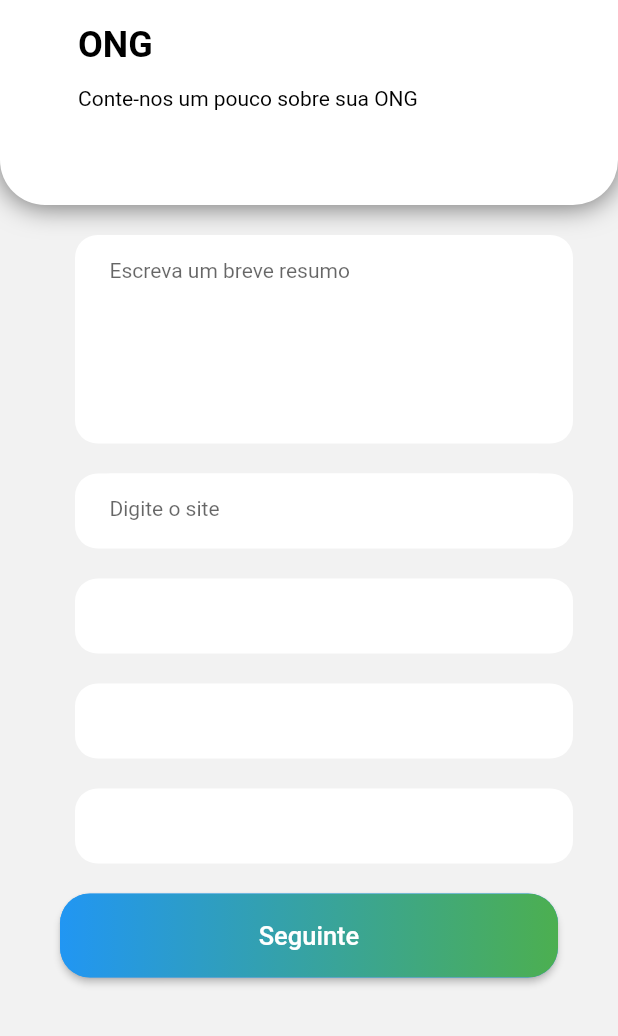
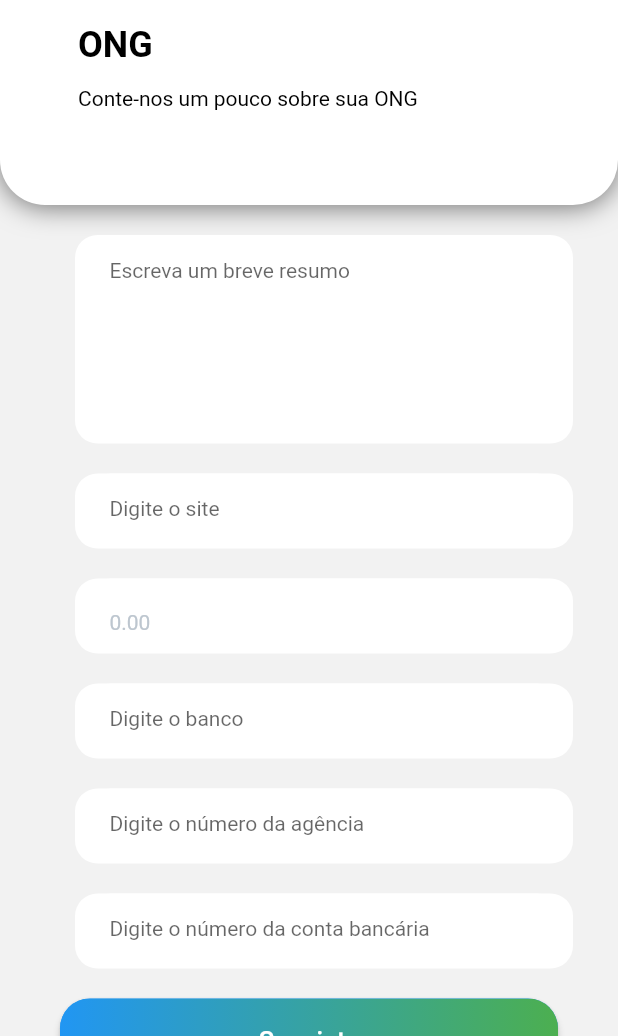
Before and after one commit to abas0/doe-facil, a Flutter app: the screen it shows after launch, on a phone screen of 412 x 824 dp, the part 200-1236 px from its top. Run offline on Flutter 3.47's test engine with Material 2 defaults, Android fonts, the phone set to English and light mode, and no system bars; our stand-ins replace flutter_masked_text, mask_text_input_formatter; missing offline and left inert: easy_mask.

Commit message:
Terceira tela de cadastro concluida

```diff
--- a/lib/main.dart
+++ b/lib/main.dart
@@ -2,7 +2,7 @@
 import 'package:doe_facil/constants/constants.dart';
 import 'package:doe_facil/screens/cadastro-ong/donor_cadastro-ong_screen.dart';
 import 'package:flutter/material.dart';
-
+import 'package:flutter_masked_text/flutter_masked_text.dart';
 void main() {
   runApp(DoeFacilApp());
 }
--- a/lib/screens/cadastro-ong/widget/cadastro-ong-tela02.dart
+++ b/lib/screens/cadastro-ong/widget/cadastro-ong-tela02.dart
@@ -125,7 +125,6 @@ class _CadastroOng02State extends State<CadastroOng02> {
               child: new TextField(
                 controller: null,
                 autofocus: false,
-
                 style:
                     new TextStyle(fontSize: 14.0, color: Color(0xFFbdc6cf)),
                 decoration: new InputDecoration(
--- a/lib/screens/cadastro-ong/widget/cadastro-ong-tela03.dart
+++ b/lib/screens/cadastro-ong/widget/cadastro-ong-tela03.dart
@@ -1,5 +1,8 @@
 import 'package:flutter/material.dart';
+import 'package:flutter_masked_text/flutter_masked_text.dart';
 import 'package:mask_text_input_formatter/mask_text_input_formatter.dart';
+import 'package:easy_mask/easy_mask.dart';
+
 
 class CadastroOng03 extends StatefulWidget {
   const CadastroOng03({ Key? key }) : super(key: key);
@@ -9,7 +12,9 @@ class CadastroOng03 extends StatefulWidget {
 }
 
 class _CadastroOng03State extends State<CadastroOng03> {
-  final maskFormatter = new MaskTextInputFormatter(mask: '+## (##) #####-####', filter: { "#": RegExp(r'^[a-zA-Z0-9_]') });
+ var controller = new MoneyMaskedTextController(decimalSeparator: '.', thousandSeparator: ',');
+ final agency = new MaskTextInputFormatter(mask: "####-##", filter: { "#": RegExp(r'[0-9]') });
+ final account = new MaskTextInputFormatter(mask: "['#####-#', '######-#', '#######-#', '########-#', '#########-#', '###########-#']", filter: { "#": RegExp(r'[0-9]') });
 
   @override
   Widget build(BuildContext context) {
@@ -26,9 +31,8 @@ class _CadastroOng03State extends State<CadastroOng03> {
                 borderRadius: new BorderRadius.all(new Radius.circular(15)
               ),
             ),
-            child: new Directionality(
-              textDirection: TextDirection.ltr,
-              child: new TextField(
+            child:(
+              TextField(
                 controller: null,
                 autofocus: false,
                 minLines: 1,
@@ -65,9 +69,9 @@ class _CadastroOng03State extends State<CadastroOng03> {
                 borderRadius: new BorderRadius.all(new Radius.circular(15)
               )
             ),
-            child: new Directionality(
-              textDirection: TextDirection.ltr,
-              child: new TextField(
+            child:(
+              //textDirection: TextDirection.ltr,
+              TextField(
                 controller: null,
                 autofocus: false,
                 onChanged: (value)
@@ -107,14 +111,29 @@ class _CadastroOng03State extends State<CadastroOng03> {
                 borderRadius: new BorderRadius.all(new Radius.circular(15)
               )
             ),
-            ),
-            Container(
-              margin: const EdgeInsets.only(left: 50.0, top: 20.0, right: 30.0),
-              height: 50.0,
-              width: 334,
-              decoration: new BoxDecoration(
-                color: Colors.white,
-                borderRadius: new BorderRadius.all(new Radius.circular(15)
+            child:(
+              TextField(
+                controller: controller,
+                keyboardType: TextInputType.number,
+                autofocus: false,
+                style:
+                  new TextStyle(fontSize: 14.0, color: Color(0xFFbdc6cf)),
+                decoration: new InputDecoration(
+                  filled: true,
+                  fillColor: Colors.white,
+                  hintText: 'Digite o valor do PIX',
+                  contentPadding: const EdgeInsets.only(
+                      left: 23.0, bottom: 5, top: 15.0),
+                  focusedBorder: OutlineInputBorder(
+                    borderSide: new BorderSide(color: Colors.white),
+                    borderRadius: new BorderRadius.circular(15),
+                  ),
+                  enabledBorder: UnderlineInputBorder(
+                    borderSide: new BorderSide(color: Colors.white),
+                    borderRadius: new BorderRadius.circular(25.7),
+                  ),
+                ),
+                 //inputFormatters: [controller],
               )
             ),
             ),
@@ -127,6 +146,111 @@ class _CadastroOng03State extends State<CadastroOng03> {
                 borderRadius: new BorderRadius.all(new Radius.circular(15)
               )
             ),
+            child: new Directionality(
+
+              textDirection: TextDirection.ltr,
+              child: new TextField(
+                controller: null,
+                autofocus: false,
+
+                style:
+                    new TextStyle(fontSize: 14.0, color: Color(0xFFbdc6cf)),
+                decoration: new InputDecoration(
+                  filled: true,
+                  fillColor: Colors.white,
+                  hintText: 'Digite o banco',
+                  contentPadding: const EdgeInsets.only(
+                      left: 23.0, bottom: 16.0, top: 15.0),
+                  focusedBorder: OutlineInputBorder(
+                    borderSide: new BorderSide(color: Colors.white),
+                    borderRadius: new BorderRadius.circular(15),
+                  ),
+                  enabledBorder: UnderlineInputBorder(
+                    borderSide: new BorderSide(color: Colors.white),
+                    borderRadius: new BorderRadius.circular(25.7),
+                  ),
+                ),
+              )
+            ),
+            ),
+            Container(
+              margin: const EdgeInsets.only(left: 50.0, top: 20.0, right: 30.0),
+              height: 50.0,
+              width: 334,
+              decoration: new BoxDecoration(
+                color: Colors.white,
+                borderRadius: new BorderRadius.all(new Radius.circular(15)
+              )
+            ),
+            child: new Directionality(
+
+              textDirection: TextDirection.ltr,
+              child: new TextField(
+                controller: null,
+                autofocus: false,
+                keyboardType: TextInputType.number,
+                style:
+                    new TextStyle(fontSize: 14.0, color: Color(0xFFbdc6cf)),
+                decoration: new InputDecoration(
+                  filled: true,
+                  fillColor: Colors.white,
+                  hintText: 'Digite o número da agência',
+                  contentPadding: const EdgeInsets.only(
+                      left: 23.0, bottom: 16.0, top: 15.0),
+                  focusedBorder: OutlineInputBorder(
+                    borderSide: new BorderSide(color: Colors.white),
+                    borderRadius: new BorderRadius.circular(15),
+                  ),
+                  enabledBorder: UnderlineInputBorder(
+                    borderSide: new BorderSide(color: Colors.white),
+                    borderRadius: new BorderRadius.circular(25.7),
+                  ),
+                ),
+                inputFormatters: [agency],
+              )
+            ),
+            ),
+            Container(
+              margin: const EdgeInsets.only(left: 50.0, top: 20.0, right: 30.0),
+              height: 50.0,
+              width: 334,
+              decoration: new BoxDecoration(
+                color: Colors.white,
+                borderRadius: new BorderRadius.all(new Radius.circular(15)
+              )
+            ),
+            child: new Directionality(
+
+              textDirection: TextDirection.ltr,
+              child: new TextField(
+                controller: null,
+                autofocus: false,
+                keyboardType: TextInputType.number,
+                style:
+                    new TextStyle(fontSize: 14.0, color: Color(0xFFbdc6cf)),
+                decoration: new InputDecoration(
+                  filled: true,
+                  fillColor: Colors.white,
+                  hintText: 'Digite o número da conta bancária',
+                  contentPadding: const EdgeInsets.only(
+                      left: 23.0, bottom: 16.0, top: 15.0),
+                  focusedBorder: OutlineInputBorder(
+                    borderSide: new BorderSide(color: Colors.white),
+                    borderRadius: new BorderRadius.circular(15),
+                  ),
+                  enabledBorder: UnderlineInputBorder(
+                    borderSide: new BorderSide(color: Colors.white),
+                    borderRadius: new BorderRadius.circular(25.7),
+                  ),
+                ),
+                inputFormatters: [
+                TextInputMask(
+                  mask: ['99999-9', '999999-9', '9999999-9', '99999999-9', '999999999-9', '9999999999-9'],
+                  reverse: false)
+                ],
+                //inputFormatters: [agency],
+              )
+            ),
             )
           ]
         )
--- a/pubspec.yaml
+++ b/pubspec.yaml
@@ -21,6 +21,7 @@ environment:
   sdk: ">=2.12.0 <3.0.0"
 
 dependencies:
+  easy_mask: ^2.0.1
   flutter:
     sdk: flutter
 
@@ -30,6 +31,9 @@ dependencies:
   http: ^0.13.3
   flutter_launcher_icons: "^0.9.2"
   mask_text_input_formatter: ^2.0.0
+  flutter_masked_text: ^0.7.0
+  intl: ^0.17.0
+  currency_text_input_formatter: ^2.1.5
   #flutter_svg: ^0.17.4
 
 dev_dependencies:
```
Also changed, not shown: pubspec.lock, 9 other files.
